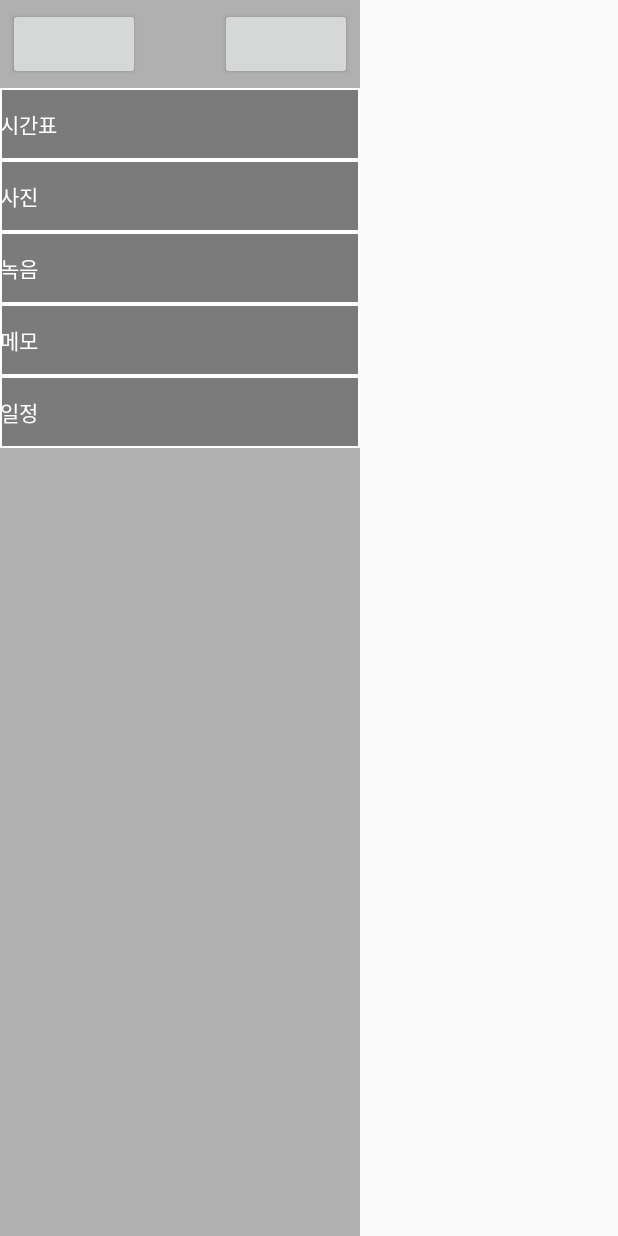
After one commit to opop20207/Project-HandClap, an Android app: the layout activity_drawer.xml on its own in the app's theme, with its tools: preview values and no code run, on a phone screen of 412 x 824 dp. The commit adds this screen. Run offline under Robolectric (Android 15) with nearby library versions, the phone set to English and light mode, and no system bars.

Commit message:
20200504 wbkim activity_main+border.xml+activity_drawer

```diff
--- /dev/null
+++ b/app/src/main/res/drawable/border_drawer.xml
@@ -0,0 +1,8 @@
+<?xml version="1.0" encoding="utf-8"?>
+<shape xmlns:android="http://schemas.android.com/apk/res/android"
+    android:shape="rectangle">
+
+    <solid android:color="#4D000000"/>
+    <stroke android:width="1dp"
+        android:color="#FFFFFF"/>
+</shape>
--- /dev/null
+++ b/app/src/main/res/layout/activity_drawer.xml
@@ -0,0 +1,86 @@
+<?xml version="1.0" encoding="utf-8"?>
+<LinearLayout
+    xmlns:android="http://schemas.android.com/apk/res/android"
+    android:layout_width="240dp"
+    android:layout_height="match_parent"
+    android:orientation="vertical"
+    android:layout_gravity="start"
+    android:background="#4C000000"
+    android:id="@+id/drawer">
+
+    <LinearLayout
+        android:layout_width="match_parent"
+        android:layout_height="match_parent"
+        android:orientation="vertical">
+
+        <RelativeLayout
+            android:layout_width="match_parent"
+            android:layout_height="wrap_content"
+            android:layout_margin="5dp">
+
+            <Button
+                android:layout_width="wrap_content"
+                android:layout_height="wrap_content"
+                android:layout_alignParentLeft="true"
+                android:id="@+id/close_drawer"
+                android:onClick="CloseDrawer"/>
+
+            <Button
+                android:layout_width="wrap_content"
+                android:layout_height="wrap_content"
+                android:layout_alignParentRight="true"
+                android:id="@+id/open_set"
+                android:onClick="OpenSet"/>
+        </RelativeLayout>
+
+        <Button
+            android:layout_width="match_parent"
+            android:layout_height="wrap_content"
+            android:textColor="#ffffff"
+            android:onClick="OpenSchedule"
+            android:text="시간표"
+            android:background="@drawable/border_drawer"
+            android:gravity="center_vertical|left"
+            android:id="@+id/open_schedule"/>
+
+        <Button
+            android:layout_width="match_parent"
+            android:layout_height="wrap_content"
+            android:textColor="#ffffff"
+            android:onClick="OpenGallery"
+            android:text="사진"
+            android:background="@drawable/border_drawer"
+            android:gravity="center_vertical|left"
+            android:id="@+id/open_gallery"/>
+
+        <Button
+            android:layout_width="match_parent"
+            android:layout_height="wrap_content"
+            android:textColor="#ffffff"
+            android:onClick="OpenRecorder"
+            android:text="녹음"
+            android:background="@drawable/border_drawer"
+            android:gravity="center_vertical|left"
+            android:id="@+id/open_recorder"/>
+
+        <Button
+            android:layout_width="match_parent"
+            android:layout_height="wrap_content"
+            android:textColor="#ffffff"
+            android:onClick="OpenMemo"
+            android:text="메모"
+            android:background="@drawable/border_drawer"
+            android:gravity="center_vertical|left"
+            android:id="@+id/open_memo"/>
+
+        <Button
+            android:layout_width="match_parent"
+            android:layout_height="wrap_content"
+            android:textColor="#ffffff"
+            android:onClick="OpenCalendar"
+            android:text="일정"
+            android:background="@drawable/border_drawer"
+            android:gravity="center_vertical|left"
+            android:id="@+id/open_calendar"/>
+    </LinearLayout>
+</LinearLayout>
```
Also changed, not shown: app/src/main/java/com/projectHandClap/youruniv/MainActivity.java (+18 -0 lines), app/src/main/res/layout/activity_main.xml (+57 -37 lines).
